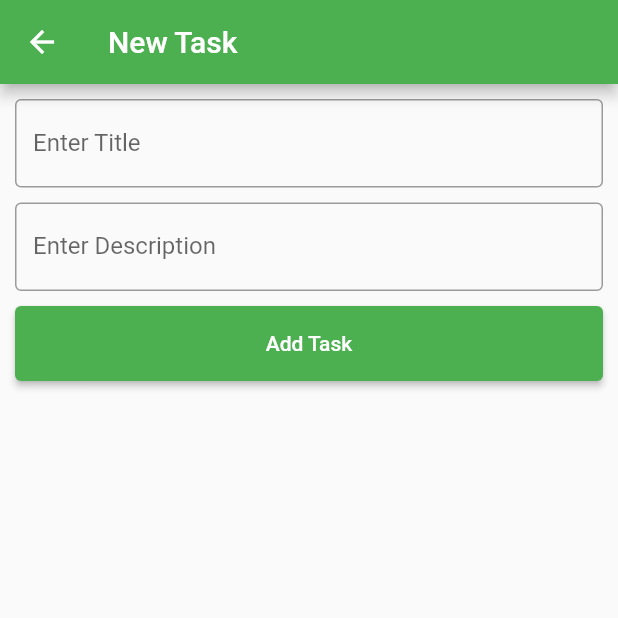
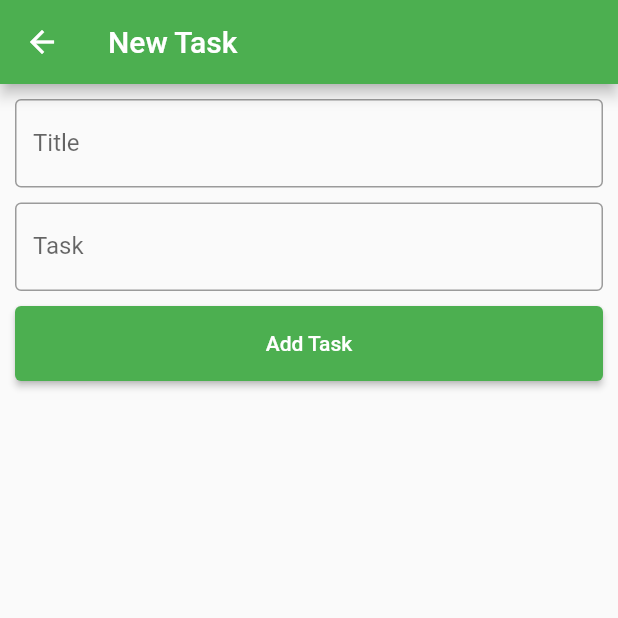
Before and after one commit to Swagnik02/todo, a Flutter app: the AddTask screen opened by its route, on a phone screen of 412 x 824 dp, the top half of it. Run offline on Flutter 3.47's test engine with Material 2 defaults, Android fonts, the light colour scheme and no system bars; our stand-ins replace cloud_firestore, firebase_auth, firebase_core; accounts and stored records are empty.

Commit message:
database integrated to tasks

```diff
--- a/lib/utilities/add_task.dart
+++ b/lib/utilities/add_task.dart
@@ -1,3 +1,8 @@
+// ignore_for_file: avoid_unnecessary_containers, sized_box_for_whitespace
+
+import 'package:cloud_firestore/cloud_firestore.dart';
+import 'package:firebase_auth/firebase_auth.dart';
+import 'package:firebase_core/firebase_core.dart';
 import 'package:flutter/material.dart';
 import 'package:flutter/src/widgets/framework.dart';
 import 'package:flutter/src/widgets/placeholder.dart';
@@ -10,6 +15,24 @@ class AddTask extends StatefulWidget {
 }
 
 class _AddTaskState extends State<AddTask> {
+  TextEditingController titleController = TextEditingController();
+  TextEditingController taskController = TextEditingController();
+
+  addTaskToFirebase() async {
+    final user = FirebaseAuth.instance.currentUser;
+    var time = DateTime.now();
+    await FirebaseFirestore.instance
+        .collection('task')
+        .doc(user?.uid)
+        .collection('myTasks')
+        .doc(time.toString())
+        .set({
+      'title': titleController,
+      'task': taskController,
+      'time': time.toString(),
+    });
+  }
+
   @override
   Widget build(BuildContext context) {
     return Scaffold(
@@ -21,18 +44,22 @@ class _AddTaskState extends State<AddTask> {
             child: Column(
               children: [
                 Container(
-                  child: const TextField(
-                    decoration: InputDecoration(
-                      labelText: 'Enter Title',
+                  child: TextField(
+                    controller: titleController,
+                    decoration: const InputDecoration(
+                      labelText: 'Title',
+                      hintText: 'Enter the title',
                       border: OutlineInputBorder(),
                     ),
                   ),
                 ),
                 const SizedBox(height: 10),
                 Container(
-                  child: const TextField(
-                    decoration: InputDecoration(
-                      labelText: 'Enter Description',
+                  child: TextField(
+                    controller: taskController,
+                    decoration: const InputDecoration(
+                      labelText: 'Task',
+                      hintText: 'Describe',
                       border: OutlineInputBorder(),
                     ),
                   ),
@@ -46,7 +73,7 @@ class _AddTaskState extends State<AddTask> {
                         MaterialStateProperty.resolveWith<Color>(
                             (Set<MaterialState> states) {
                       if (states.contains(MaterialState.pressed)) {
-                        return Color.fromARGB(255, 32, 132, 37);
+                        return const Color.fromARGB(255, 32, 132, 37);
                       }
                       return Theme.of(context).primaryColor;
                     })),
--- a/lib/views/list_view.dart
+++ b/lib/views/list_view.dart
@@ -66,6 +66,7 @@ class ToDoViewState extends State<ToDoView> {
 }
 
 Future<bool> showLogOutDialogue(BuildContext context) {
+
   return showDialog<bool>(
     context: context,
     builder: (context) {
--- a/lib/views/register_view.dart
+++ b/lib/views/register_view.dart
@@ -82,7 +82,7 @@ class _RegisterViewState extends State<RegisterView> {
 
               // if username field is empty
               if (username.isEmpty) {
-                await showErrorDialogue(context, 'Enter your username');
+                await showErrorDialogue(context, 'Enter Username');
                 return;
               }
               try {
--- a/pubspec.yaml
+++ b/pubspec.yaml
@@ -39,6 +39,7 @@ dependencies:
   firebase_core: ^2.13.1
   firebase_auth: ^4.6.2
   cloud_firestore: ^4.8.0
+  intl: ^0.18.1
 
 dev_dependencies:
   flutter_test:
```
Also changed, not shown: pubspec.lock.
